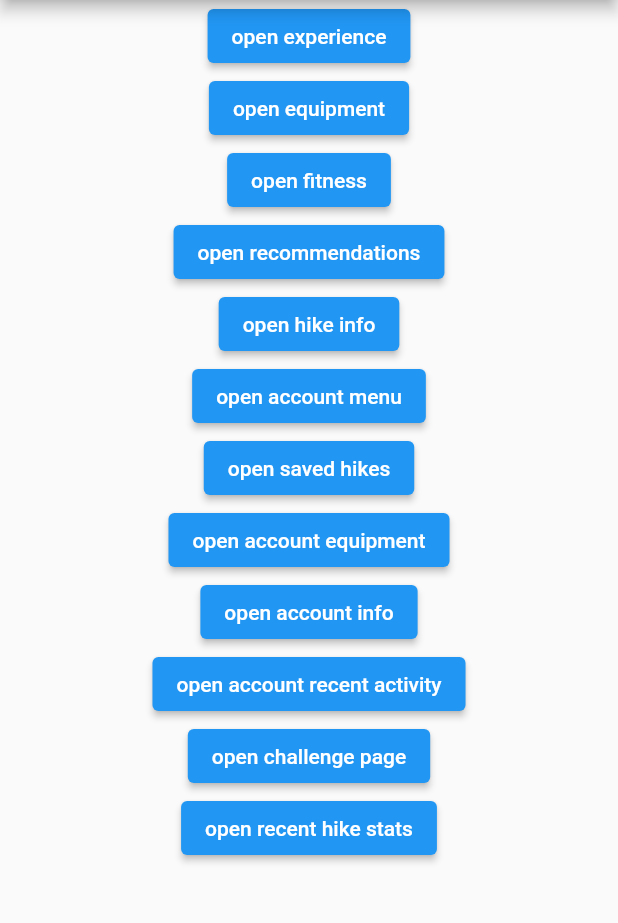
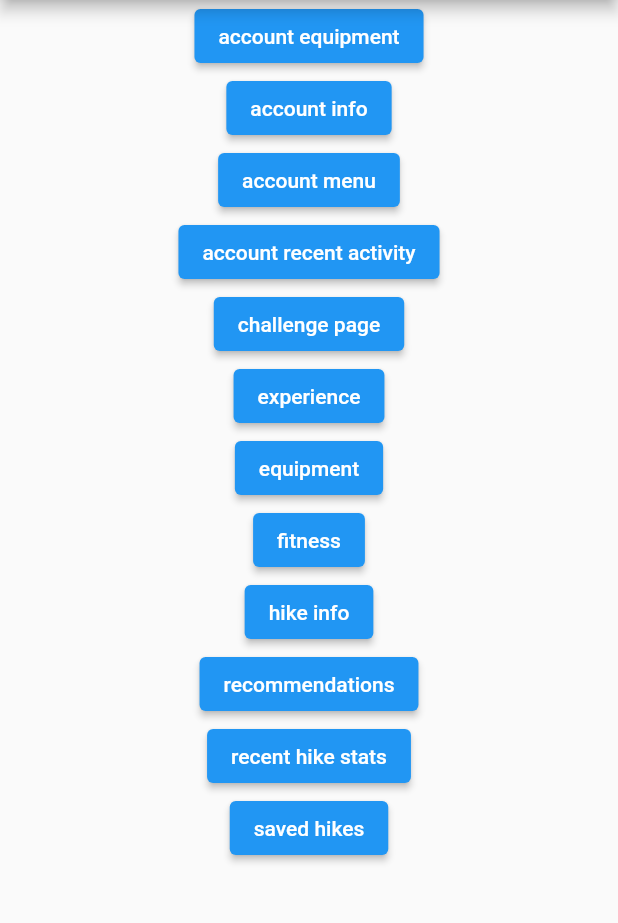
Before and after one commit to anahoward815/MobileProject, a Flutter app: the screen it shows after launch, on a phone screen of 412 x 824 dp, the part 84-1007 px from its top. Run offline on Flutter 3.47's test engine with Material 2 defaults, Android fonts, the light colour scheme and no system bars; missing offline and left inert: dart:ffi.

Commit message:
Alphabetized test page

```diff
--- a/HikingApp/lib/pages/test_start_page.dart
+++ b/HikingApp/lib/pages/test_start_page.dart
@@ -26,73 +26,67 @@ class _StartState extends State<Start> {
           child: Column(
             children: [
               ElevatedButton(
-                child: const Text('open experience'),
+                child: const Text('account equipment'),
+                onPressed: () {
+                  Navigator.pushNamed(context, '/accountEquipment');
+                },
+              ),
+              ElevatedButton(
+                child: const Text('account info'),
+                onPressed: () {
+                  Navigator.pushNamed(context, '/accountInfo');
+                },
+              ),
+              ElevatedButton(
+                child: const Text('account menu'),
+                onPressed: () {
+                  Navigator.pushNamed(context, '/accountMenu');
+                },
+              ),
+              ElevatedButton(
+                child: const Text('account recent activity'),
+                onPressed: () {
+                  Navigator.pushNamed(context, '/recentActivity');
+                },
+              ),
+              ElevatedButton(
+                child: const Text('challenge page'),
+                onPressed: () {
+                  Navigator.pushNamed(context, '/challenge');
+                },
+              ),
+              ElevatedButton(
+                child: const Text('experience'),
                 onPressed: () {
                   Navigator.pushNamed(context, '/exp');
                 },
               ),
               ElevatedButton(
-                child: const Text('open equipment'),
+                child: const Text('equipment'),
                 onPressed: () {
                   Navigator.pushNamed(context, '/equipment');
                 },
               ),
               ElevatedButton(
-                child: const Text('open fitness'),
+                child: const Text('fitness'),
                 onPressed: () {
                   Navigator.pushNamed(context, '/fitness');
                 },
               ),
               ElevatedButton(
-                child: const Text('open recommendations'),
+                child: const Text('hike info'),
+                onPressed: () {
+                  Navigator.pushNamed(context, '/hikeInfo');
+                },
+              ),
+              ElevatedButton(
+                child: const Text('recommendations'),
                 onPressed: () {
                   Navigator.pushNamed(context, '/hikeRecommendation');
                 },
               ),
               ElevatedButton(
-                child: const Text('open hike info'),
-                onPressed: () {
-                  Navigator.pushNamed(context, '/hikeInfo');
-                },
-              ),
-              ElevatedButton(
-                child: const Text('open account menu'),
-                onPressed: () {
-                  Navigator.pushNamed(context, '/accountMenu');
-                },
-              ),
-              ElevatedButton(
-                child: const Text('open saved hikes'),
-                onPressed: () {
-                  Navigator.pushNamed(context, '/saved');
-                },
-              ), // ..........................................
-              ElevatedButton(
-                child: const Text('open account equipment'),
-                onPressed: () {
-                  Navigator.pushNamed(context, '/accountEquipment');
-                },
-              ),
-              ElevatedButton(
-                child: const Text('open account info'),
-                onPressed: () {
-                  Navigator.pushNamed(context, '/accountInfo');
-                },
-              ),
-              ElevatedButton(
-                child: const Text('open account recent activity'),
-                onPressed: () {
-                  Navigator.pushNamed(context, '/recentActivity');
-                },
-              ),
-              ElevatedButton(
-                child: const Text('open challenge page'),
-                onPressed: () {
-                  Navigator.pushNamed(context, '/challenge');
-                },
-              ),
-              ElevatedButton(
-                child: const Text('open recent hike stats'),
+                child: const Text('recent hike stats'),
                 onPressed: () {
                   //Hikes(data['name'], data['difficulty'], data['terrain'], data['location'], data['imagePath'], data['elevation'], data['length']);
                   //Hikes("Timpanogos", "Intermediate", 'Mountain/Rock', 'Utah County', 'assets/images/timpanogos.jpg', 4400.0, 13.0),
@@ -107,6 +101,12 @@ class _StartState extends State<Start> {
                   });
                 },
               ),
+              ElevatedButton(
+                child: const Text('saved hikes'),
+                onPressed: () {
+                  Navigator.pushNamed(context, '/saved');
+                },
+              ),
             ],
           )
         )
```
